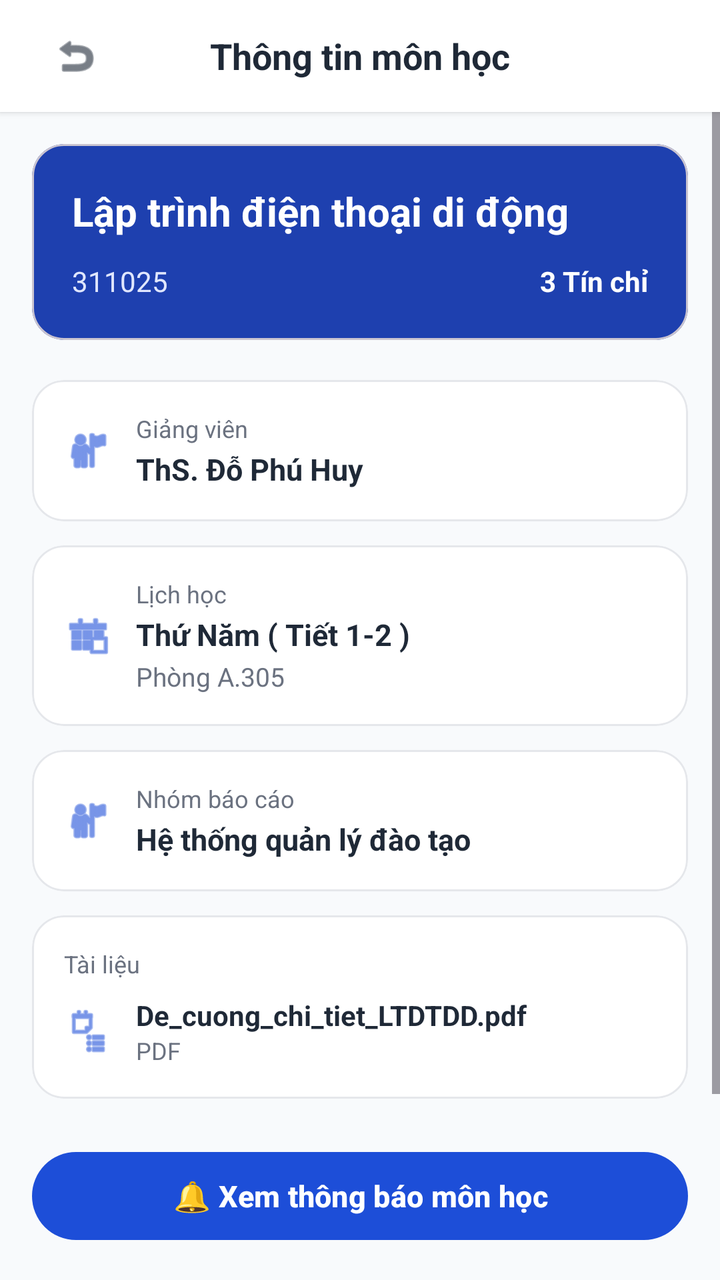
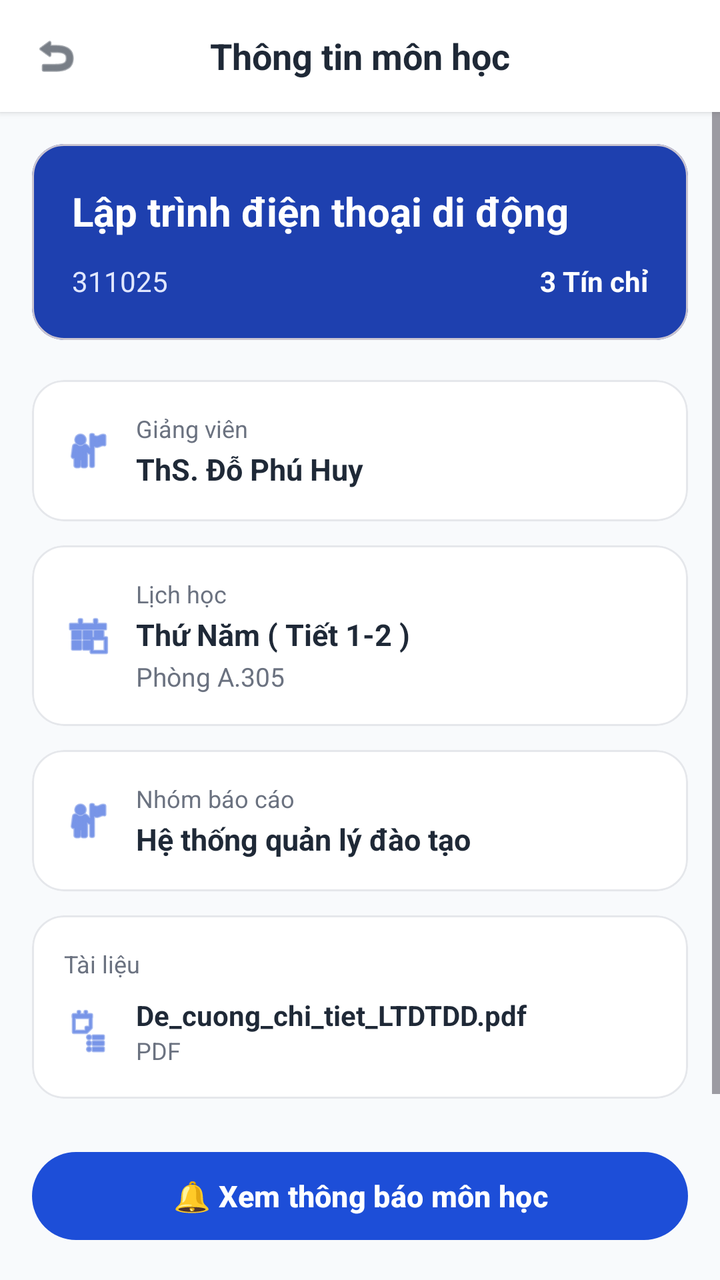

Two renders of the same Android screen: before a commit and after it. Below are the layout's source before the change and the commit's diff.
<!-- AndroidManifest.xml: application theme Theme.XayDung -->
<!-- res/layout/activity_thong_tin_mon_hoc.xml -->
<?xml version="1.0" encoding="utf-8"?>
<RelativeLayout xmlns:android="http://schemas.android.com/apk/res/android"
    xmlns:app="http://schemas.android.com/apk/res-auto"
    android:layout_width="match_parent"
    android:layout_height="match_parent"
    android:background="@color/figma_bg">

    
    <RelativeLayout
        android:id="@+id/headerToolbar"
        android:layout_width="match_parent"
        android:layout_height="56dp"
        android:paddingHorizontal="16dp"
        android:background="@color/white"
        android:elevation="2dp">

        <ImageView
            android:id="@+id/btnBack"
            android:layout_width="44dp"
            android:layout_height="44dp"
            android:layout_centerVertical="true"
            android:padding="10dp"
            android:clickable="true"
            android:focusable="true"
            android:background="?attr/selectableItemBackgroundBorderless"
            android:src="@android:drawable/ic_menu_revert"
            android:contentDescription="Back"
            app:tint="@color/figma_text_primary" />

        <TextView
            android:layout_width="wrap_content"
            android:layout_height="wrap_content"
            android:layout_centerInParent="true"
            android:text="Thông tin môn học"
            android:textColor="@color/figma_text_primary"
            android:textSize="18sp"
            android:textStyle="bold" />
    </RelativeLayout>

    <ScrollView
        android:layout_width="match_parent"
        android:layout_height="match_parent"
        android:layout_below="@id/headerToolbar"
        android:layout_above="@id/btnViewNotifications"
        android:fillViewport="true">

        <LinearLayout
            android:layout_width="match_parent"
            android:layout_height="wrap_content"
            android:orientation="vertical"
            android:padding="16dp">

            
            <com.google.android.material.card.MaterialCardView
                android:layout_width="match_parent"
                android:layout_height="wrap_content"
                android:layout_marginBottom="20dp"
                app:cardCornerRadius="16dp"
                app:cardElevation="0dp"
                app:cardBackgroundColor="@color/figma_blue_dark">

                <LinearLayout
                    android:layout_width="match_parent"
                    android:layout_height="wrap_content"
                    android:orientation="vertical"
                    android:padding="20dp">

                    <TextView
                        android:layout_width="match_parent"
                        android:layout_height="wrap_content"
                        android:text="Lập trình điện thoại di động"
                        android:textColor="@color/white"
                        android:textSize="20sp"
                        android:textStyle="bold" />

                    <RelativeLayout
                        android:layout_width="match_parent"
                        android:layout_height="wrap_content"
                        android:layout_marginTop="12dp">

                        <TextView
                            android:layout_width="wrap_content"
                            android:layout_height="wrap_content"
                            android:text="311025"
                            android:textColor="#E0E7FF"
                            android:textSize="14sp" />

                        <TextView
                            android:layout_width="wrap_content"
                            android:layout_height="wrap_content"
                            android:layout_alignParentEnd="true"
                            android:text="3 Tín chỉ"
                            android:textColor="@color/white"
                            android:textSize="14sp"
                            android:textStyle="bold" />
                    </RelativeLayout>
                </LinearLayout>
            </com.google.android.material.card.MaterialCardView>

            
            <com.google.android.material.card.MaterialCardView
                android:id="@+id/cardLecturer"
                android:layout_width="match_parent"
                android:layout_height="wrap_content"
                android:layout_marginBottom="12dp"
                app:cardCornerRadius="16dp"
                app:cardElevation="0dp"
                app:cardBackgroundColor="@color/white"
                app:strokeColor="@color/figma_card_border"
                app:strokeWidth="1dp"
                android:clickable="true"
                android:focusable="true">

                <LinearLayout
                    android:layout_width="match_parent"
                    android:layout_height="wrap_content"
                    android:orientation="horizontal"
                    android:padding="16dp"
                    android:gravity="center_vertical">

                    <ImageView
                        android:layout_width="24dp"
                        android:layout_height="24dp"
                        android:src="@android:drawable/ic_menu_myplaces"
                        android:contentDescription="Icon"
                        app:tint="@color/figma_blue" />

                    <LinearLayout
                        android:layout_width="wrap_content"
                        android:layout_height="wrap_content"
                        android:layout_marginStart="12dp"
                        android:orientation="vertical">

                        <TextView
                            android:layout_width="wrap_content"
                            android:layout_height="wrap_content"
                            android:text="Giảng viên"
                            android:textColor="@color/figma_text_secondary"
                            android:textSize="12sp" />

                        <TextView
                            android:layout_width="wrap_content"
                            android:layout_height="wrap_content"
                            android:layout_marginTop="2dp"
                            android:text="ThS. Đỗ Phú Huy"
                            android:textColor="@color/figma_text_primary"
                            android:textSize="15sp"
                            android:textStyle="bold" />
                    </LinearLayout>
                </LinearLayout>
            </com.google.android.material.card.MaterialCardView>

            
            <com.google.android.material.card.MaterialCardView
                android:layout_width="match_parent"
                android:layout_height="wrap_content"
                android:layout_marginBottom="12dp"
                app:cardCornerRadius="16dp"
                app:cardElevation="0dp"
                app:cardBackgroundColor="@color/white"
                app:strokeColor="@color/figma_card_border"
                app:strokeWidth="1dp">

                <LinearLayout
                    android:layout_width="match_parent"
                    android:layout_height="wrap_content"
                    android:orientation="horizontal"
                    android:padding="16dp"
                    android:gravity="center_vertical">

                    <ImageView
                        android:layout_width="24dp"
                        android:layout_height="24dp"
                        android:src="@android:drawable/ic_menu_today"
                        android:contentDescription="Icon"
                        app:tint="@color/figma_blue" />

                    <LinearLayout
                        android:layout_width="wrap_content"
                        android:layout_height="wrap_content"
                        android:layout_marginStart="12dp"
                        android:orientation="vertical">

                        <TextView
                            android:layout_width="wrap_content"
                            android:layout_height="wrap_content"
                            android:text="Lịch học"
                            android:textColor="@color/figma_text_secondary"
                            android:textSize="12sp" />

                        <TextView
                            android:layout_width="wrap_content"
                            android:layout_height="wrap_content"
                            android:layout_marginTop="2dp"
                            android:text="Thứ Năm ( Tiết 1-2 )"
                            android:textColor="@color/figma_text_primary"
                            android:textSize="15sp"
                            android:textStyle="bold" />

                        <TextView
                            android:layout_width="wrap_content"
                            android:layout_height="wrap_content"
                            android:layout_marginTop="2dp"
                            android:text="Phòng A.305"
                            android:textColor="@color/figma_text_secondary"
                            android:textSize="13sp" />
                    </LinearLayout>
                </LinearLayout>
            </com.google.android.material.card.MaterialCardView>

            
            <com.google.android.material.card.MaterialCardView
                android:layout_width="match_parent"
                android:layout_height="wrap_content"
                android:layout_marginBottom="12dp"
                app:cardCornerRadius="16dp"
                app:cardElevation="0dp"
                app:cardBackgroundColor="@color/white"
                app:strokeColor="@color/figma_card_border"
                app:strokeWidth="1dp">

                <LinearLayout
                    android:layout_width="match_parent"
                    android:layout_height="wrap_content"
                    android:orientation="horizontal"
                    android:padding="16dp"
                    android:gravity="center_vertical">

                    <ImageView
                        android:layout_width="24dp"
                        android:layout_height="24dp"
                        android:src="@android:drawable/ic_menu_myplaces"
                        android:contentDescription="Icon"
                        app:tint="@color/figma_blue" />

                    <LinearLayout
                        android:layout_width="wrap_content"
                        android:layout_height="wrap_content"
                        android:layout_marginStart="12dp"
                        android:orientation="vertical">

                        <TextView
                            android:layout_width="wrap_content"
                            android:layout_height="wrap_content"
                            android:text="Nhóm báo cáo"
                            android:textColor="@color/figma_text_secondary"
                            android:textSize="12sp" />

                        <TextView
                            android:layout_width="wrap_content"
                            android:layout_height="wrap_content"
                            android:layout_marginTop="2dp"
                            android:text="Hệ thống quản lý đào tạo"
                            android:textColor="@color/figma_text_primary"
                            android:textSize="15sp"
                            android:textStyle="bold" />
                    </LinearLayout>
                </LinearLayout>
            </com.google.android.material.card.MaterialCardView>

            
            <com.google.android.material.card.MaterialCardView
                android:layout_width="match_parent"
                android:layout_height="wrap_content"
                app:cardCornerRadius="16dp"
                app:cardElevation="0dp"
                app:cardBackgroundColor="@color/white"
                app:strokeColor="@color/figma_card_border"
                app:strokeWidth="1dp">

                <LinearLayout
                    android:layout_width="match_parent"
                    android:layout_height="wrap_content"
                    android:orientation="vertical"
                    android:padding="16dp">

                    <TextView
                        android:layout_width="wrap_content"
                        android:layout_height="wrap_content"
                        android:text="Tài liệu"
                        android:textColor="@color/figma_text_secondary"
                        android:textSize="12sp" />

                    <LinearLayout
                        android:layout_width="wrap_content"
                        android:layout_height="wrap_content"
                        android:layout_marginTop="8dp"
                        android:orientation="horizontal"
                        android:gravity="center_vertical">

                        <ImageView
                            android:layout_width="24dp"
                            android:layout_height="24dp"
                            android:src="@android:drawable/ic_menu_agenda"
                            android:contentDescription="File"
                            app:tint="@color/figma_blue" />

                        <LinearLayout
                            android:layout_width="wrap_content"
                            android:layout_height="wrap_content"
                            android:layout_marginStart="12dp"
                            android:orientation="vertical">

                            <TextView
                                android:layout_width="wrap_content"
                                android:layout_height="wrap_content"
                                android:text="De_cuong_chi_tiet_LTDTDD.pdf"
                                android:textColor="@color/figma_text_primary"
                                android:textSize="14sp"
                                android:textStyle="bold" />

                            <TextView
                                android:layout_width="wrap_content"
                                android:layout_height="wrap_content"
                                android:text="PDF"
                                android:textColor="@color/figma_text_secondary"
                                android:textSize="12sp" />
                        </LinearLayout>
                    </LinearLayout>
                </LinearLayout>
            </com.google.android.material.card.MaterialCardView>

        </LinearLayout>
    </ScrollView>

    
    <com.google.android.material.button.MaterialButton
        android:id="@+id/btnViewNotifications"
        android:layout_width="match_parent"
        android:layout_height="52dp"
        android:layout_alignParentBottom="true"
        android:layout_margin="16dp"
        android:text="🔔 Xem thông báo môn học"
        android:textSize="15sp"
        android:textStyle="bold"
        app:cornerRadius="26dp"
        app:backgroundTint="@color/figma_blue" />

</RelativeLayout>
<!-- resources referenced by this layout -->
<resources>
  <color name="figma_bg">#F8FAFC</color>
  <color name="figma_blue">#1D4ED8</color>
  <color name="figma_blue_dark">#1E40AF</color>
  <color name="figma_card_border">#E5E7EB</color>
  <color name="figma_text_primary">#1F2937</color>
  <color name="figma_text_secondary">#6B7280</color>
  <color name="white">#FFFFFFFF</color>
  <style name="Theme.XayDung" parent="Base.Theme.XayDung" />
  <style name="Base.Theme.XayDung" parent="Theme.Material3.DayNight.NoActionBar">
          <item name="colorPrimary">@color/figma_blue</item>
          <item name="colorPrimaryDark">@color/figma_blue_dark</item>
          <item name="colorSecondary">@color/figma_blue</item>
          <item name="android:windowBackground">@color/figma_bg</item>
      </style>
</resources>

<!-- the commit's change to res/layout/activity_thong_tin_mon_hoc.xml (unified diff, before → after) -->
@@ -10,27 +10,35 @@
         android:id="@+id/headerToolbar"
         android:layout_width="match_parent"
         android:layout_height="56dp"
-        android:paddingHorizontal="16dp"
         android:background="@color/white"
         android:elevation="2dp">
 
-        <ImageView
-            android:id="@+id/btnBack"
-            android:layout_width="44dp"
-            android:layout_height="44dp"
+        <FrameLayout
+            android:id="@+id/btnBackContainer"
+            android:layout_width="56dp"
+            android:layout_height="56dp"
+            android:layout_alignParentStart="true"
             android:layout_centerVertical="true"
-            android:padding="10dp"
             android:clickable="true"
             android:focusable="true"
-            android:background="?attr/selectableItemBackgroundBorderless"
-            android:src="@android:drawable/ic_menu_revert"
-            android:contentDescription="Back"
-            app:tint="@color/figma_text_primary" />
+            android:elevation="10dp"
+            android:background="?attr/selectableItemBackgroundBorderless">
+
+            <ImageView
+                android:id="@+id/btnBack"
+                android:layout_width="24dp"
+                android:layout_height="24dp"
+                android:layout_gravity="center"
+                android:src="@android:drawable/ic_menu_revert"
+                android:contentDescription="Back"
+                app:tint="@color/figma_text_primary" />
+        </FrameLayout>
 
         <TextView
             android:layout_width="wrap_content"
             android:layout_height="wrap_content"
             android:layout_centerInParent="true"
+            android:clickable="false"
             android:text="Thông tin môn học"
             android:textColor="@color/figma_text_primary"
             android:textSize="18sp"
